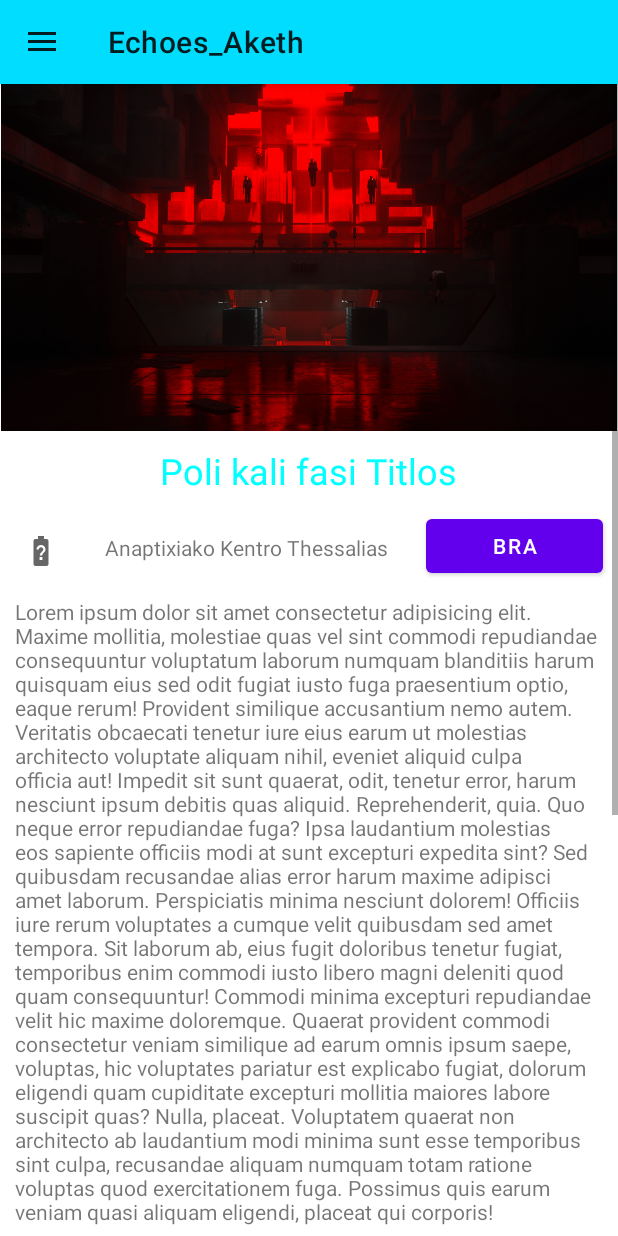
After one commit to Aketh-DCT/Aketh-Reflections, an Android app: the fragment GameDescFragment placed in its activity, on a phone screen of 412 x 824 dp. The commit adds this screen. Run offline under Robolectric (Android 15) with nearby library versions, the phone set to English and light mode, and no system bars; our stand-ins replace navigation-ui.

Commit message:
-Added new fragments -Made a basic description fragment and experimented with layouts

```diff
--- /dev/null
+++ b/app/src/main/java/gr/aketh/echoes/GameDescFragment.kt
@@ -0,0 +1,20 @@
+package gr.aketh.echoes
+
+import android.os.Bundle
+import android.view.LayoutInflater
+import android.view.View
+import android.view.ViewGroup
+import androidx.fragment.app.Fragment
+
+class GameDescFragment : Fragment() {
+    override fun onCreateView(
+        inflater: LayoutInflater,
+        container: ViewGroup?,
+        savedInstanceState: Bundle?
+    ): View? {
+
+        return inflater.inflate(R.layout.fragment_game_description,container,false)
+        //return super.onCreateView(inflater, container, savedInstanceState)
+    }
+
+}
--- a/app/src/main/java/gr/aketh/echoes/MainActivity.kt
+++ b/app/src/main/java/gr/aketh/echoes/MainActivity.kt
@@ -76,6 +76,10 @@ class MainActivity : AppCompatActivity(), NavigationView.OnNavigationItemSelecte
                 supportFragmentManager.beginTransaction().replace(R.id.fragment_container, SendFragment()).commit()
             }
 
+            R.id.nav_share ->{
+                supportFragmentManager.beginTransaction().replace(R.id.fragment_container, GameDescFragment()).commit()
+            }
+
 
             else ->
             {
--- /dev/null
+++ b/app/src/main/res/layout/fragment_game_description.xml
@@ -0,0 +1,85 @@
+<?xml version="1.0" encoding="utf-8"?>
+<ScrollView xmlns:android="http://schemas.android.com/apk/res/android"
+    android:layout_width="match_parent"
+    android:layout_height="match_parent">
+
+    <RelativeLayout
+        android:layout_width="match_parent"
+        android:layout_height="match_parent">
+
+
+        <ImageView
+            android:id="@+id/imageTest"
+            android:layout_width="wrap_content"
+            android:layout_height="wrap_content"
+            android:adjustViewBounds="true"
+            android:src="@drawable/dxahavtwgnr81" />
+
+        <TextView
+            android:id="@+id/textTitle"
+            android:layout_width="wrap_content"
+            android:layout_height="wrap_content"
+            android:layout_below="@+id/imageTest"
+            android:layout_centerInParent="true"
+            android:layout_marginTop="0dp"
+            android:padding="10dp"
+            android:text="Poli kali fasi Titlos"
+            android:textColor="#00FFFF"
+            android:textSize="24sp" />
+
+
+        <ImageView
+            android:id="@+id/testImage2"
+            android:layout_width="wrap_content"
+            android:layout_height="wrap_content"
+            android:layout_below="@id/textTitle"
+
+
+            android:layout_centerVertical="true"
+            android:padding="15dp"
+            android:src="@drawable/ic_battery" />
+
+        <TextView
+            android:id="@+id/textSide"
+            android:layout_width="wrap_content"
+            android:layout_height="wrap_content"
+            android:layout_below="@+id/textTitle"
+
+            android:layout_centerInParent="true"
+            android:layout_toEndOf="@+id/testImage2"
+            android:padding="15dp"
+            android:text="@string/company_name" />
+
+        <Button
+            android:id="@+id/buttonStart"
+            android:layout_width="match_parent"
+            android:layout_height="wrap_content"
+            android:layout_below="@id/textTitle"
+            android:layout_centerInParent="true"
+            android:layout_marginHorizontal="10dp"
+            android:layout_toEndOf="@id/textSide"
+            android:text="bra" />
+
+
+        <TextView
+            android:id="@+id/textTest2"
+            android:layout_width="wrap_content"
+            android:layout_height="wrap_content"
+            android:layout_below="@+id/buttonStart"
+
+            android:padding="10dp"
+            android:text="@string/default_gamedesc_text" />
+
+        <TextView
+            android:id="@+id/textTest3"
+            android:layout_width="wrap_content"
+            android:layout_height="wrap_content"
+            android:layout_below="@+id/textTest2"
+            android:layout_marginTop="0dp"
+
+            android:padding="10dp"
+            android:text="@string/default_gamedesc_text" />
+
+
+    </RelativeLayout>
+</ScrollView>
--- a/app/src/main/res/values/strings.xml
+++ b/app/src/main/res/values/strings.xml
@@ -1,7 +1,27 @@
 <resources>
     <string name="app_name">Echoes_Aketh</string>
 
-
+    <string name="default_gamedesc_text">Lorem ipsum dolor sit amet consectetur adipisicing elit. Maxime mollitia,
+molestiae quas vel sint commodi repudiandae consequuntur voluptatum laborum
+numquam blanditiis harum quisquam eius sed odit fugiat iusto fuga praesentium
+optio, eaque rerum! Provident similique accusantium nemo autem. Veritatis
+obcaecati tenetur iure eius earum ut molestias architecto voluptate aliquam
+nihil, eveniet aliquid culpa officia aut! Impedit sit sunt quaerat, odit,
+tenetur error, harum nesciunt ipsum debitis quas aliquid. Reprehenderit,
+quia. Quo neque error repudiandae fuga? Ipsa laudantium molestias eos
+sapiente officiis modi at sunt excepturi expedita sint? Sed quibusdam
+recusandae alias error harum maxime adipisci amet laborum. Perspiciatis
+minima nesciunt dolorem! Officiis iure rerum voluptates a cumque velit
+quibusdam sed amet tempora. Sit laborum ab, eius fugit doloribus tenetur
+fugiat, temporibus enim commodi iusto libero magni deleniti quod quam
+consequuntur! Commodi minima excepturi repudiandae velit hic maxime
+doloremque. Quaerat provident commodi consectetur veniam similique ad
+earum omnis ipsum saepe, voluptas, hic voluptates pariatur est explicabo
+fugiat, dolorum eligendi quam cupiditate excepturi mollitia maiores labore
+suscipit quas? Nulla, placeat. Voluptatem quaerat non architecto ab laudantium
+modi minima sunt esse temporibus sint culpa, recusandae aliquam numquam
+totam ratione voluptas quod exercitationem fuga. Possimus quis earum veniam
+quasi aliquam eligendi, placeat qui corporis!</string>
 
     <string name="title_activity_main2">MainActivity2</string>
     <string name="navigation_drawer_open">Open navigation drawer</string>
@@ -14,4 +34,5 @@
     <string name="menu_home">Home</string>
     <string name="menu_gallery">Gallery</string>
     <string name="menu_slideshow">Slideshow</string>
+    <string name="company_name">Anaptixiako Kentro Thessalias</string>
 </resources>
```
Also changed, not shown: app/src/main/res/drawable-hdpi/dxahavtwgnr81.png (added).
